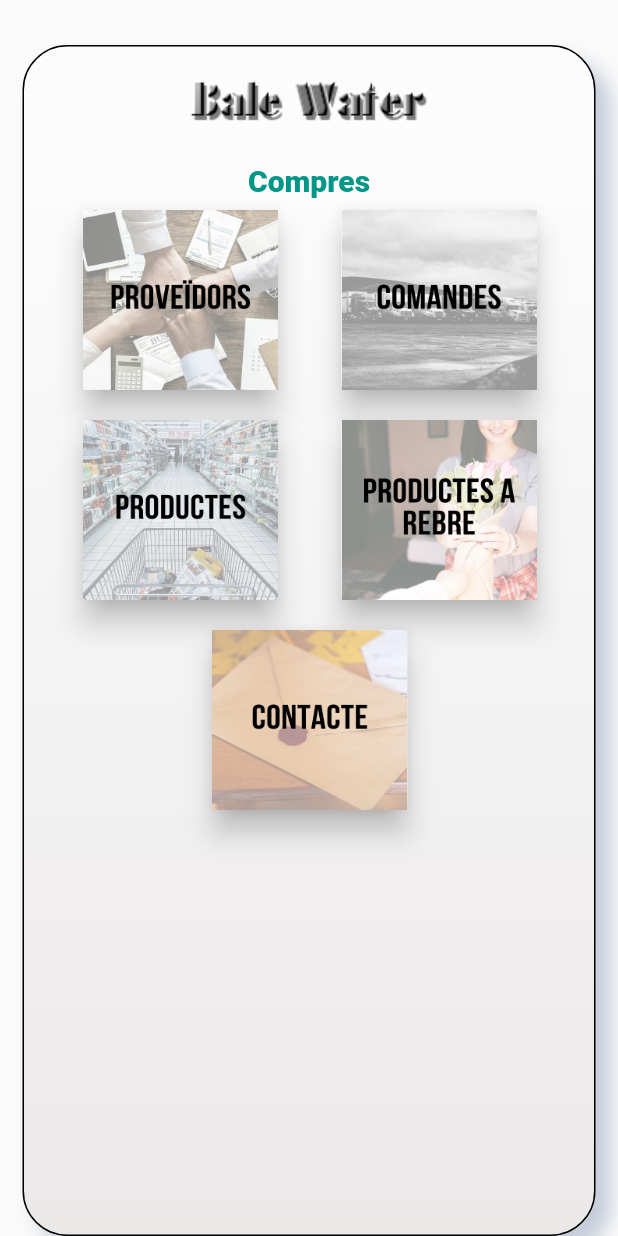
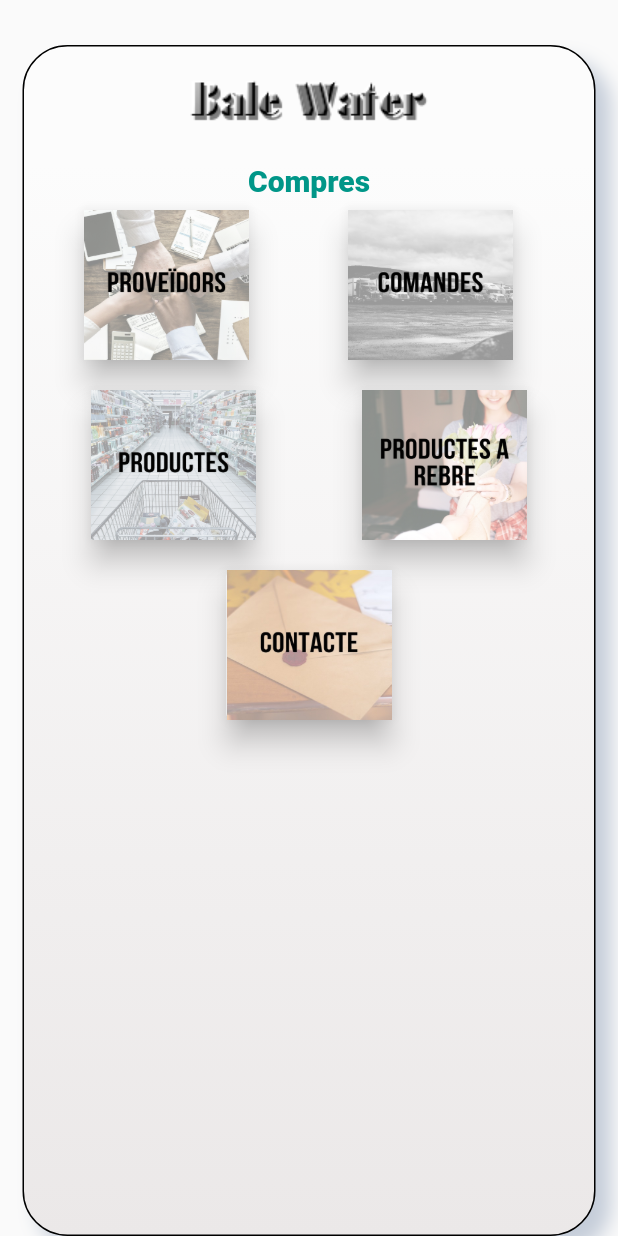
Before and after one commit to Albertvedu/bale_water_project, a Flutter app: the MenuCompras screen opened directly, on a phone screen of 412 x 824 dp. Run offline on Flutter 3.47's test engine with Material 2 defaults, Android fonts, the phone set to English and light mode, and no system bars; our stand-ins replace charts_flutter, cloud_firestore, firebase_auth, flip_card, font_awesome_flutter, toast; accounts and stored records are empty.

Commit message:
Responsive-II

```diff
--- a/lib/Menus/MenuCompras.dart
+++ b/lib/Menus/MenuCompras.dart
@@ -8,12 +8,12 @@ import 'package:Balewaterproject/Menus/BannerBaleWater.dart';
 import 'package:Balewaterproject/Menus/MenuItem.dart';
 import 'package:flutter/material.dart';
 
-class MenuCompras extends StatelessWidget{
+class MenuCompras extends StatelessWidget {
   @override
   Widget build(BuildContext context) {
     return Scaffold(
       body: BackGroundPantalla(
-        child:  Column(
+        child: Column(
           children: <Widget>[
             BannerBaleWater(texte: "Compres"),
             Expanded(child: graella(context))
@@ -24,31 +24,61 @@ class MenuCompras extends StatelessWidget{
   }
 
   Widget graella(BuildContext context) {
+    final screenSize = MediaQuery.of(context).size;
     return Container(
-        margin: EdgeInsets.only(top: 0.0, left: 1.0),
+        margin: EdgeInsets.only(top: 0.0, left: 0),
         height: 300,
         child: Column(
           children: <Widget>[
             Row(
               mainAxisAlignment: MainAxisAlignment.spaceEvenly,
               children: <Widget>[
-                MenuItem(page: Proveidors(), text: "Proveidors", width: 130, image: "image/proveidors.png" ),
+                MenuItem(page: Proveidors(), text: "Proveidors", width: 130, image: "image/proveidors.png"),
                 MenuItem(page: ComandesProveidor(), text: "Comandes", width: 130, image: "image/comandesPro.png"),
+                screenSize.height < 600
+                    ? Container(
+                        child: Row(
+                        children: [
+                          MenuItem( page: Productes(), text: "Productes", width: 130, image: "image/productesPro.png"),
+                          MenuItem( page: ComandesARebre( verFactura: false, texte: "Comandes a rebre",), text: "Prod a rebre", width: 130, image: "image/productArebre.png"),
+                          MenuItem( page: ContacteProveidor(), text: "Contacte", width: 150, image: "image/contacte.jpeg"),
+                        ],
+                      ))
+                    : Container(),
               ],
             ),
-            SizedBox(height: 12.0,),
+            SizedBox(height: 12.0,
+            ),
+            screenSize.height > 600 ?
             Row(
               mainAxisAlignment: MainAxisAlignment.spaceEvenly,
               children: <Widget>[
-                MenuItem(page: Productes(), text: "Productes", width: 130, image: "image/productesPro.png"),
-                MenuItem(page: ComandesARebre(verFactura: false, texte: "Comandes a rebre",), text: "Prod a rebre", width: 130, image: "image/productArebre.png"),
+                MenuItem(
+                    page: Productes(),
+                    text: "Productes",
+                    width: 130,
+                    image: "image/productesPro.png"),
+                MenuItem(
+                    page: ComandesARebre(
+                      verFactura: false,
+                      texte: "Comandes a rebre",
+                    ),
+                    text: "Prod a rebre",
+                    width: 130,
+                    image: "image/productArebre.png"),
               ],
+            ): Container(),
+            SizedBox(
+              height: 12.0,
             ),
-            SizedBox(height: 12.0,),
-             MenuItem( page: ContacteProveidor(), text: "Contacte", width: 150, image: "image/contacte.jpeg"),
-
+            screenSize.height > 600 ?
+            MenuItem(
+                page: ContacteProveidor(),
+                text: "Contacte",
+                width: 150,
+                image: "image/contacte.jpeg")
+                : Container(),
           ],
-        )
-    );
+        ));
   }
 }
--- a/lib/Menus/MenuItem.dart
+++ b/lib/Menus/MenuItem.dart
@@ -16,20 +16,25 @@ class MenuItem extends StatelessWidget {
 
   @override
   Widget build(BuildContext context) {
+    final screenSize = MediaQuery.of(context).size;
+    double horizontalPadding = screenSize.height > 600 ? 22 : 0;
     return GestureDetector(
       onTap: () => pushPage(context, page),
-      child:  Card(
+      child:  Padding(
+        padding: EdgeInsets.symmetric(horizontal: horizontalPadding),
+        child: Card(
           borderOnForeground: true,
           elevation: 8.0,
               child: Column(
                   children: <Widget>[
                     //const SectionTitle(title: 'Tappable'),
                     Image.asset(image,
-                      width: 130,
-                      height: 120,
+                        width: 110,
+                        height: 100,
                         fit:BoxFit.fill ),
 
                   ]
+              ),
             ),
       )
 
--- a/lib/Menus/MenuVendes.dart
+++ b/lib/Menus/MenuVendes.dart
@@ -31,7 +31,7 @@ class MenuVendes extends StatelessWidget{
           child: Column(
             children: <Widget>[
               Row(
-                mainAxisAlignment: MainAxisAlignment.spaceEvenly,
+                mainAxisAlignment: MainAxisAlignment.center,
                 children: <Widget>[
                   MenuItem(page: Clients(), text: "Clients", width: 130, image: "image/clients.png" ),
                   MenuItem(page: Balance(quieroverBalance: false, verFactura: false, texte: "Comandes",), text: "Comandes", width: 130, image: "image/comandes.jpeg"),
@@ -47,13 +47,14 @@ class MenuVendes extends StatelessWidget{
                 ],
               ),
               SizedBox( height: 12.0,),
+              screenSize.height > 600 ?
               Row(
                 mainAxisAlignment: MainAxisAlignment.spaceEvenly,
                 children: <Widget>[
                   MenuItem(page: Productes(), text: "Productes", width: 130, image: "image/productes.png"),
                   MenuItem(page: Balance(quieroverBalance: true, verFactura: false, texte: "Balanç mensual"), text: "Balanç", width: 130, image: "image/balance.png"),
                 ],
-              ),
+              ): Container(),
             ],
           )
       ),
```
Lines whose indentation alone changed are shown as unchanged.
